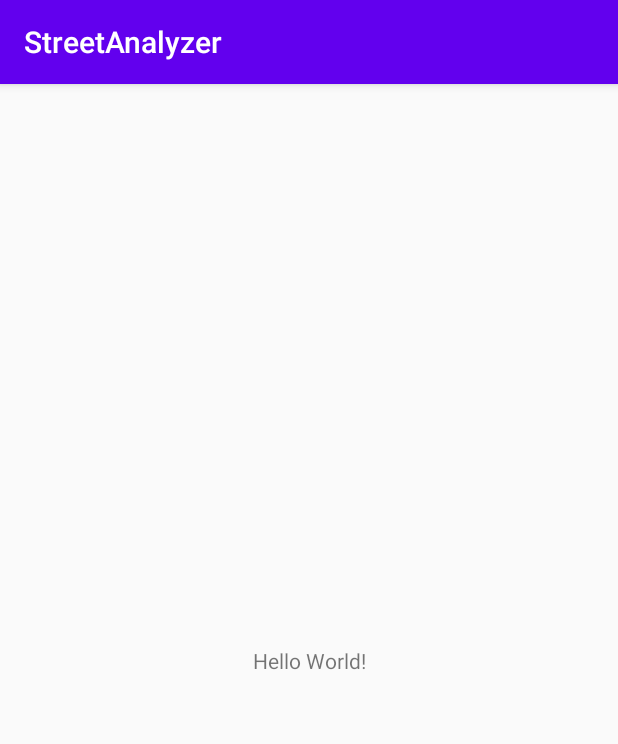
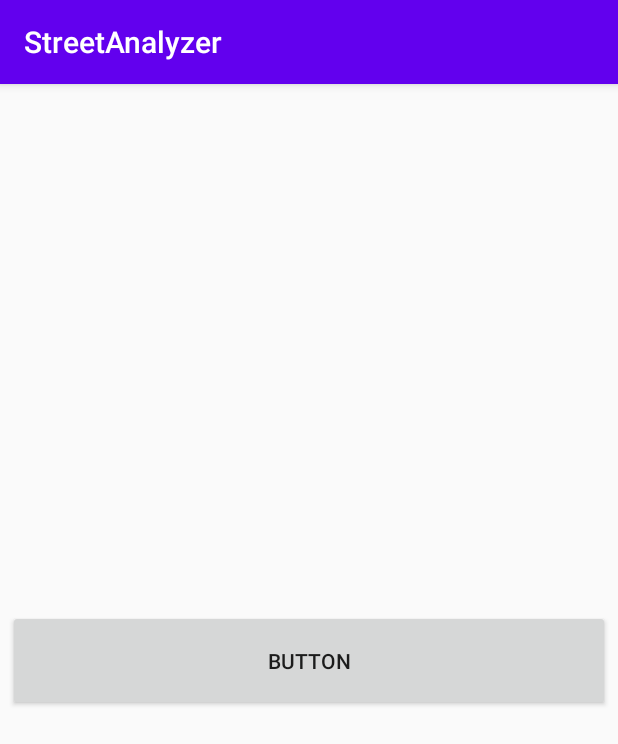
Before and after one commit to PYROP3/ProjetoIntegrado, an Android app: the screen it shows after launch (MainActivity before the commit, LoginActivity after it), on a phone screen of 412 x 824 dp. Shown: the top 744 px of the screen. Run offline under Robolectric (Android 15) with nearby library versions, the phone set to English and light mode, and no system bars.

Commit message:
Permission request, adding empty login activity and Map activity

```diff
--- a/StreetAnalyzer/app/build.gradle
+++ b/StreetAnalyzer/app/build.gradle
@@ -28,7 +28,11 @@ dependencies {
 
     implementation 'androidx.appcompat:appcompat:1.1.0'
     implementation 'androidx.constraintlayout:constraintlayout:1.1.3'
+    implementation 'com.google.android.gms:play-services-maps:17.0.0'
+    implementation 'com.google.android.gms:play-services-location:17.0.0'
+
     testImplementation 'junit:junit:4.12'
     androidTestImplementation 'androidx.test.ext:junit:1.1.1'
     androidTestImplementation 'androidx.test.espresso:espresso-core:3.2.0'
+
 }
--- a/StreetAnalyzer/app/src/main/java/com/street/analyzer/MainActivity.java
+++ /dev/null
@@ -1,14 +0,0 @@
-package com.street.analyzer;
-
-import androidx.appcompat.app.AppCompatActivity;
-
-import android.os.Bundle;
-
-public class MainActivity extends AppCompatActivity {
-
-    @Override
-    protected void onCreate(Bundle savedInstanceState) {
-        super.onCreate(savedInstanceState);
-        setContentView(R.layout.activity_main);
-    }
-}
--- /dev/null
+++ b/StreetAnalyzer/app/src/main/java/com/street/analyzer/appWakeUp/LoginActivity.java
@@ -0,0 +1,56 @@
+package com.street.analyzer.appWakeUp;
+
+import androidx.appcompat.app.AppCompatActivity;
+
+import android.content.Context;
+import android.content.Intent;
+import android.location.LocationManager;
+import android.os.Bundle;
+import android.provider.Settings;
+import android.view.View;
+import android.widget.Toast;
+
+import com.street.analyzer.location.MapsActivity;
+import com.street.analyzer.R;
+
+public class LoginActivity extends AppCompatActivity {
+
+    private final String TAG = "[TOAST TEST]";
+    private RequestPermissions mRequestPermissions;
+
+    @Override
+    protected void onCreate(Bundle savedInstanceState) {
+        super.onCreate(savedInstanceState);
+        setContentView(R.layout.activity_login);
+
+        mRequestPermissions = new RequestPermissions(this);
+        checkUserPermissions();
+    }
+
+    public void temp(View v){
+        startActivity(new Intent(this, MapsActivity.class));
+    }
+
+    private void checkUserPermissions(){
+        if(mRequestPermissions.checkPermission()){
+            if(isLocationEnabled()){
+                Toast.makeText(this, TAG + "PERMISSION GRANT", Toast.LENGTH_SHORT).show();
+            }else{
+                Toast.makeText(this, "Please, turn on device location", Toast.LENGTH_LONG).show();
+                Intent intent = new Intent(Settings.ACTION_LOCATION_SOURCE_SETTINGS);
+                startActivity(intent);
+            }
+        }else{
+            mRequestPermissions.requestUserPermissions(this);
+        }
+    }
+
+    //Check if location is enable in device
+    private boolean isLocationEnabled(){
+        LocationManager locationManager = (LocationManager) getSystemService(Context.LOCATION_SERVICE);
+        return locationManager.isProviderEnabled(LocationManager.GPS_PROVIDER) || locationManager.isProviderEnabled(
+                LocationManager.NETWORK_PROVIDER
+        );
+    }
+
+}
--- /dev/null
+++ b/StreetAnalyzer/app/src/main/java/com/street/analyzer/appWakeUp/RequestPermissions.java
@@ -0,0 +1,59 @@
+package com.street.analyzer.appWakeUp;
+
+import android.Manifest;
+import android.app.Activity;
+import android.content.Context;
+import android.content.Intent;
+import android.content.pm.PackageManager;
+import android.location.LocationManager;
+
+import androidx.appcompat.app.AppCompatActivity;
+import androidx.core.app.ActivityCompat;
+
+import com.street.analyzer.location.MapsActivity;
+
+class RequestPermissions extends AppCompatActivity {
+
+    private final int PERMISSION_ID = 44;
+    private Context mContext;
+
+    RequestPermissions(Context context){
+        mContext = context;
+    }
+
+    //Check if permissions needed was grant
+    boolean checkPermission(){
+        if (ActivityCompat.checkSelfPermission(mContext, Manifest.permission.ACCESS_COARSE_LOCATION) == PackageManager.PERMISSION_GRANTED &&
+                ActivityCompat.checkSelfPermission(mContext, Manifest.permission.ACCESS_FINE_LOCATION) == PackageManager.PERMISSION_GRANTED){
+            return true;
+        }
+        return false;
+    }
+
+    //Request our necessary permissions to the user
+    void requestUserPermissions(Activity context){
+        ActivityCompat.requestPermissions(
+                context,
+                new String[]{Manifest.permission.ACCESS_COARSE_LOCATION, Manifest.permission.ACCESS_FINE_LOCATION},
+                PERMISSION_ID
+        );
+    }
+
+    //Check if location is enable in device
+    boolean isLocationEnabled(){
+        LocationManager locationManager = (LocationManager) getSystemService(Context.LOCATION_SERVICE);
+        return locationManager.isProviderEnabled(LocationManager.GPS_PROVIDER) || locationManager.isProviderEnabled(
+                LocationManager.NETWORK_PROVIDER
+        );
+    }
+
+    @Override
+    public void onRequestPermissionsResult(int requestCode, String[] permissions, int[] grantResults) {
+        super.onRequestPermissionsResult(requestCode, permissions, grantResults);
+        if (requestCode == PERMISSION_ID) {
+            if(grantResults.length>0 && grantResults[0] == PackageManager.PERMISSION_GRANTED){
+                //TODO: Permission recently grant
+            }
+        }
+    }
+}
--- a/StreetAnalyzer/app/src/main/res/layout/activity_main.xml
+++ b/StreetAnalyzer/app/src/main/res/layout/activity_login.xml
@@ -4,15 +4,17 @@
     xmlns:tools="http://schemas.android.com/tools"
     android:layout_width="match_parent"
     android:layout_height="match_parent"
-    tools:context=".MainActivity">
+    tools:context=".appWakeUp.LoginActivity">
 
-    <TextView
-        android:layout_width="wrap_content"
-        android:layout_height="wrap_content"
-        android:text="Hello World!"
+    <Button
+        android:id="@+id/btnLogin"
+        android:layout_width="401dp"
+        android:layout_height="67dp"
+        android:text="Button"
+        android:onClick="temp"
         app:layout_constraintBottom_toBottomOf="parent"
-        app:layout_constraintLeft_toLeftOf="parent"
-        app:layout_constraintRight_toRightOf="parent"
+        app:layout_constraintEnd_toEndOf="parent"
+        app:layout_constraintStart_toStartOf="parent"
         app:layout_constraintTop_toTopOf="parent" />
 
 </androidx.constraintlayout.widget.ConstraintLayout>
--- a/StreetAnalyzer/app/src/main/res/values/strings.xml
+++ b/StreetAnalyzer/app/src/main/res/values/strings.xml
@@ -1,3 +1,4 @@
 <resources>
     <string name="app_name">StreetAnalyzer</string>
+    <string name="title_activity_maps">Map</string>
 </resources>
```
Also changed, not shown: StreetAnalyzer/app/src/debug/res/values/google_maps_api.xml (added, +24 -0 lines), StreetAnalyzer/app/src/main/AndroidManifest.xml (+26 -1 lines), StreetAnalyzer/app/src/main/java/com/street/analyzer/location/MapsActivity.java (added, +84 -0 lines), StreetAnalyzer/app/src/main/res/layout/activity_maps.xml (added, +12 -0 lines), StreetAnalyzer/app/src/main/res/drawable/arrow.png (added), 1 other file.
